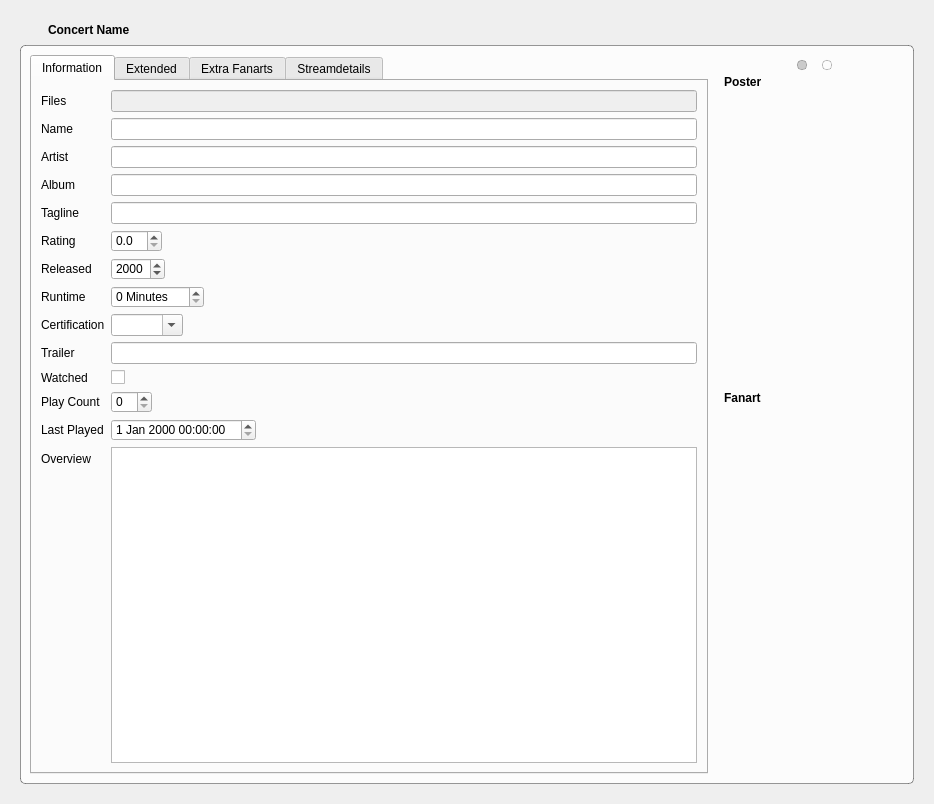
Komet/MediaElch, file concerts/ConcertWidget.ui: the form before one commit.
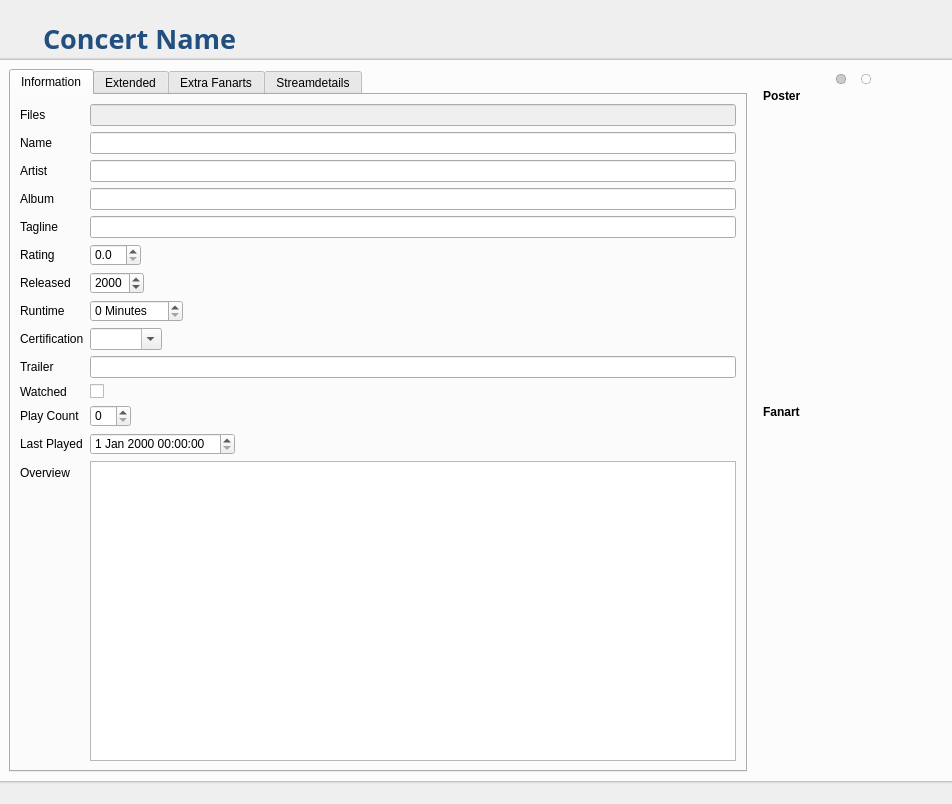
The form after the commit. Icons and pictures are not drawn. Custom widgets are drawn as their Qt base class.

```diff
--- a/concerts/ConcertWidget.ui
+++ b/concerts/ConcertWidget.ui
@@ -6,22 +6,47 @@
    <rect>
     <x>0</x>
     <y>0</y>
-    <width>934</width>
+    <width>952</width>
     <height>804</height>
    </rect>
   </property>
   <property name="windowTitle">
    <string>Form</string>
   </property>
-  <layout class="QVBoxLayout" name="verticalLayout" stretch="0,1">
+  <layout class="QVBoxLayout" name="verticalLayout" stretch="0,0,1,0">
    <property name="spacing">
-    <number>5</number>
+    <number>0</number>
    </property>
-   <property name="margin">
+   <property name="leftMargin">
+    <number>0</number>
+   </property>
+   <property name="topMargin">
+    <number>20</number>
+   </property>
+   <property name="rightMargin">
+    <number>0</number>
+   </property>
+   <property name="bottomMargin">
     <number>20</number>
    </property>
    <item>
     <layout class="QHBoxLayout" name="horizontalLayout_10">
+     <item>
+      <spacer name="horizontalSpacer">
+       <property name="orientation">
+        <enum>Qt::Horizontal</enum>
+       </property>
+       <property name="sizeType">
+        <enum>QSizePolicy::Fixed</enum>
+       </property>
+       <property name="sizeHint" stdset="0">
+        <size>
+         <width>20</width>
+         <height>20</height>
+        </size>
+       </property>
+      </spacer>
+     </item>
      <item>
       <widget class="QToolButton" name="buttonRevert">
        <property name="cursor">
@@ -52,10 +77,16 @@
       <widget class="QLabel" name="concertName">
        <property name="font">
         <font>
+         <family>Pathway Gothic One</family>
+         <pointsize>20</pointsize>
          <weight>75</weight>
          <bold>true</bold>
         </font>
        </property>
+       <property name="styleSheet">
+        <string notr="true">color: #224f7f;
+</string>
+       </property>
        <property name="text">
         <string>Concert Name</string>
        </property>
@@ -83,18 +114,36 @@
     </layout>
    </item>
    <item>
-    <layout class="QVBoxLayout" name="verticalLayout_5">
-     <property name="topMargin">
-      <number>0</number>
+    <widget class="QWidget" name="widget_2" native="true">
+     <property name="minimumSize">
+      <size>
+       <width>0</width>
+       <height>3</height>
+      </size>
      </property>
+     <property name="maximumSize">
+      <size>
+       <width>16777215</width>
+       <height>3</height>
+      </size>
+     </property>
+     <property name="styleSheet">
+      <string notr="true">background-color: qlineargradient(spread:pad, x1:1, y1:1, x2:1, y2:0, stop:0 rgba(100, 100, 100, 255), stop:0.2 rgba(100, 100, 100, 50), stop:1 rgba(255, 255, 255, 0));
+</string>
+     </property>
+    </widget>
+   </item>
      <item>
       <widget class="QGroupBox" name="groupBox_3">
+     <property name="autoFillBackground">
+      <bool>false</bool>
+     </property>
        <property name="styleSheet">
         <string notr="true">QGroupBox {
-	border: 1px solid rgba(0, 0, 0, 100);
-	border-radius: 5px;
+	border-radius: 0;
 	background-color: rgba(255, 255, 255, 200);
-}</string>
+}
+</string>
        </property>
        <property name="title">
         <string/>
@@ -224,7 +273,11 @@
                </widget>
               </item>
               <item row="1" column="1">
-               <widget class="QLineEdit" name="name"/>
+             <widget class="QLineEdit" name="name">
+              <property name="text">
+               <string/>
+              </property>
+             </widget>
               </item>
               <item row="2" column="1">
                <widget class="QLineEdit" name="artist"/>
@@ -1020,11 +1073,35 @@
        </layout>
       </widget>
      </item>
-    </layout>
+   <item>
+    <widget class="QWidget" name="widget_3" native="true">
+     <property name="minimumSize">
+      <size>
+       <width>0</width>
+       <height>3</height>
+      </size>
+     </property>
+     <property name="maximumSize">
+      <size>
+       <width>16777215</width>
+       <height>3</height>
+      </size>
+     </property>
+     <property name="styleSheet">
+      <string notr="true">background-color: qlineargradient(spread:pad, x1:1, y1:0, x2:1, y2:1, stop:0 rgba(100, 100, 100, 255), stop:0.2 rgba(100, 100, 100, 50), stop:1 rgba(255, 255, 255, 0));
+</string>
+     </property>
+    </widget>
    </item>
   </layout>
  </widget>
  <customwidgets>
+  <customwidget>
+   <class>SlidingStackedWidget</class>
+   <extends>QStackedWidget</extends>
+   <header>smallWidgets/SlidingStackedWidget.h</header>
+   <container>1</container>
+  </customwidget>
   <customwidget>
    <class>MediaFlags</class>
    <extends>QWidget</extends>
@@ -1037,12 +1114,6 @@
    <header>smallWidgets/TagCloud.h</header>
    <container>1</container>
   </customwidget>
-  <customwidget>
-   <class>SlidingStackedWidget</class>
-   <extends>QStackedWidget</extends>
-   <header>smallWidgets/SlidingStackedWidget.h</header>
-   <container>1</container>
-  </customwidget>
   <customwidget>
    <class>ImageGallery</class>
    <extends>QWidget</extends>
```
Left out of the diff: 2 changed lines with no effect on the pictures. Lines whose indentation alone changed are shown as unchanged.
